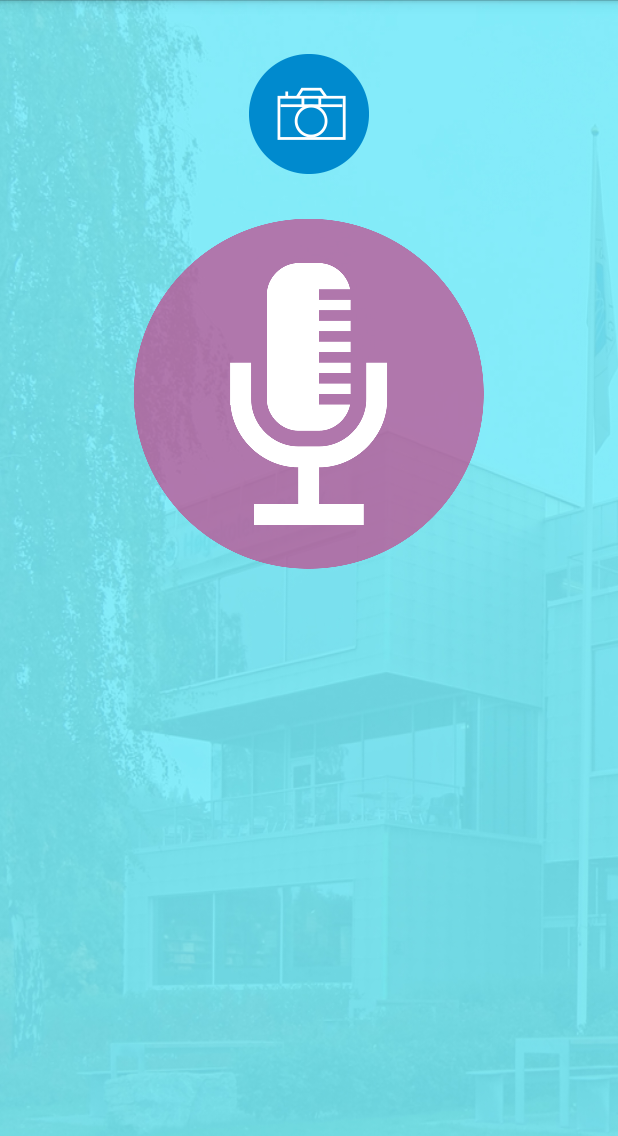
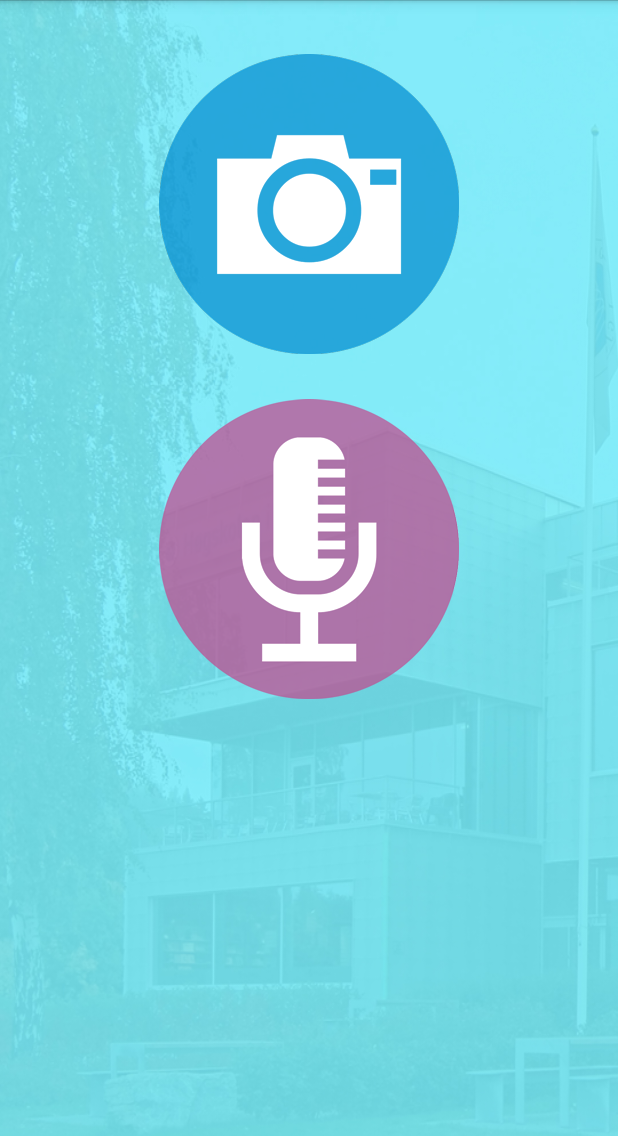
Before and after one commit to janfredrik/Assignment2, an Android app: the screen it shows after launch (MainActivity), on a phone screen of 412 x 824 dp. Shown: the top 1136 px of the screen. Run offline under Robolectric (Android 15) with nearby library versions, the light colour scheme and no system bars; libraries missing offline, so code that uses them is left out: de.keyboardsurfer.android; 1 statement that could not run was skipped.

Commit message:
Added drawables and changed strings

```diff
--- a/app/build.gradle
+++ b/app/build.gradle
@@ -6,7 +6,7 @@ android {
 
     defaultConfig {
         applicationId "no.clap.assignment2"
-        minSdkVersion 19
+        minSdkVersion 15
         targetSdkVersion 20
         versionCode 1
         versionName "1.0"
--- a/app/src/main/AndroidManifest.xml
+++ b/app/src/main/AndroidManifest.xml
@@ -5,14 +5,14 @@
     <application
         android:allowBackup="true"
         android:icon="@drawable/ic_launcher"
-        android:label="@string/app_name" >
+        android:label="@string/app_name">
         <activity
             android:name=".MainActivity"
             android:theme="@style/AppTheme"
+            android:screenOrientation="userPortrait"
             android:label="@string/app_name" >
             <intent-filter>
                 <action android:name="android.intent.action.MAIN" />
-
                 <category android:name="android.intent.category.LAUNCHER" />
             </intent-filter>
         </activity>
@@ -20,6 +20,7 @@
             android:name=".AudioRecord"
             android:label="@string/title_activity_audio_record"
             android:theme="@android:style/Theme.Holo.Light"
+            android:screenOrientation="userPortrait"
             android:parentActivityName=".MainActivity" >
             <meta-data
                 android:name="android.support.PARENT_ACTIVITY"
--- a/app/src/main/java/no/clap/assignment2/MainActivity.java
+++ b/app/src/main/java/no/clap/assignment2/MainActivity.java
@@ -6,17 +6,13 @@ import android.net.Uri;
 import android.os.Bundle;
 import android.os.Environment;
 import android.provider.MediaStore;
-import android.text.format.Time;
-import android.util.Log;
 import android.view.Menu;
 import android.view.MenuItem;
 import android.view.View;
-import android.widget.Toast;
 
 import java.io.File;
 import java.io.IOException;
 import java.text.SimpleDateFormat;
-import java.util.Calendar;
 import java.util.Date;
 
 import de.keyboardsurfer.android.widget.crouton.Crouton;
@@ -27,13 +23,17 @@ public class MainActivity extends Activity {
 
     static final int REQUEST_TAKE_PHOTO = 1;
     String mCurrentPhotoPath;
+    boolean welcomeMessage = false;
 
 
     @Override
     protected void onCreate(Bundle savedInstanceState) {
         super.onCreate(savedInstanceState);
         setContentView(R.layout.activity_main);
-
+        if (!welcomeMessage) {
+            Crouton.makeText(this, this.getString(R.string.welcome), Style.INFO).show();
+            welcomeMessage = true;
+        }
     }
 
 
@@ -46,7 +46,7 @@ public class MainActivity extends Activity {
             try {
                 photoFile = createImageFile();
             } catch (IOException ex) {
-                Toast.makeText(getApplicationContext(), "Could not start camera", Toast.LENGTH_SHORT).show();
+                Crouton.makeText(this, this.getString(R.string.camera_error), Style.ALERT).show();
             }
             // Continue only if the File was successfully created
             if (photoFile != null) {
--- a/app/src/main/res/layout/activity_main.xml
+++ b/app/src/main/res/layout/activity_main.xml
@@ -11,7 +11,7 @@
     <ImageView
         android:layout_width="wrap_content"
         android:layout_height="wrap_content"
-        android:id="@+id/imageView2"
+        android:id="@+id/CameraIcon"
         android:layout_alignParentTop="true"
         android:layout_centerHorizontal="true"
         android:src="@drawable/cam"
@@ -21,10 +21,10 @@
     <ImageView
         android:layout_width="wrap_content"
         android:layout_height="wrap_content"
-        android:id="@+id/imageView3"
-        android:layout_below="@+id/imageView2"
+        android:id="@+id/MicrophoneIcon"
+        android:layout_below="@+id/CameraIcon"
         android:layout_centerHorizontal="true"
-        android:src="@drawable/gal"
+        android:src="@drawable/mic"
         android:layout_marginTop="30dp"
         android:onClick="recordAudio" />
 
--- a/app/src/main/res/values/strings.xml
+++ b/app/src/main/res/values/strings.xml
@@ -5,7 +5,7 @@
     <string name="hello_world">Hello world!</string>
     <string name="action_settings">Settings</string>
     <string name="title_activity_audio_record">Record Audio</string>
-    <string name="recording_saved">Saved recording as</string>
+    <string name="recording_saved">Saved recording in </string>
     <string name="photo_saved">Photo saved in gallery</string>
     <string name="photo_not_saved">Photo not saved</string>
     <string name="start_recording">Start recording</string>
@@ -16,6 +16,8 @@
     <string name="recordings_info">To start a recording, simply press the button below. \nThe recording will continue until you press it again to stop. Press "help" to
     see information regarding storage of the recordings.</string>
     <string name="recording_help_button">Help</string>
+    <string name="camera_error">Could not start camera</string>
+    <string name="welcome">Welcome! Please chose camera or recording.</string>
 
 
 </resources>
```
Also changed, not shown: app/src/main/java/no/clap/assignment2/AudioRecord.java (+51 -59 lines), app/src/main/res/layout/activity_audio_record.xml (+10 -0 lines), app/src/main/res/drawable-hdpi/bg.jpg (added), app/src/main/res/drawable-hdpi/cam.png, app/src/main/res/drawable-hdpi/mic.png (added), app/src/main/res/drawable-mdpi/bg.jpg (added), app/src/main/res/drawable-mdpi/cam.png, app/src/main/res/drawable-mdpi/mic.png (added), app/src/main/res/drawable-xhdpi/bg.jpg (added), app/src/main/res/drawable-xhdpi/cam.png, app/src/main/res/drawable-xhdpi/mic.png (added), app/src/main/res/drawable-xxhdpi/gal.png (deleted), app/src/main/res/drawable-xxhdpi/mic.png (added), 3 other files.
